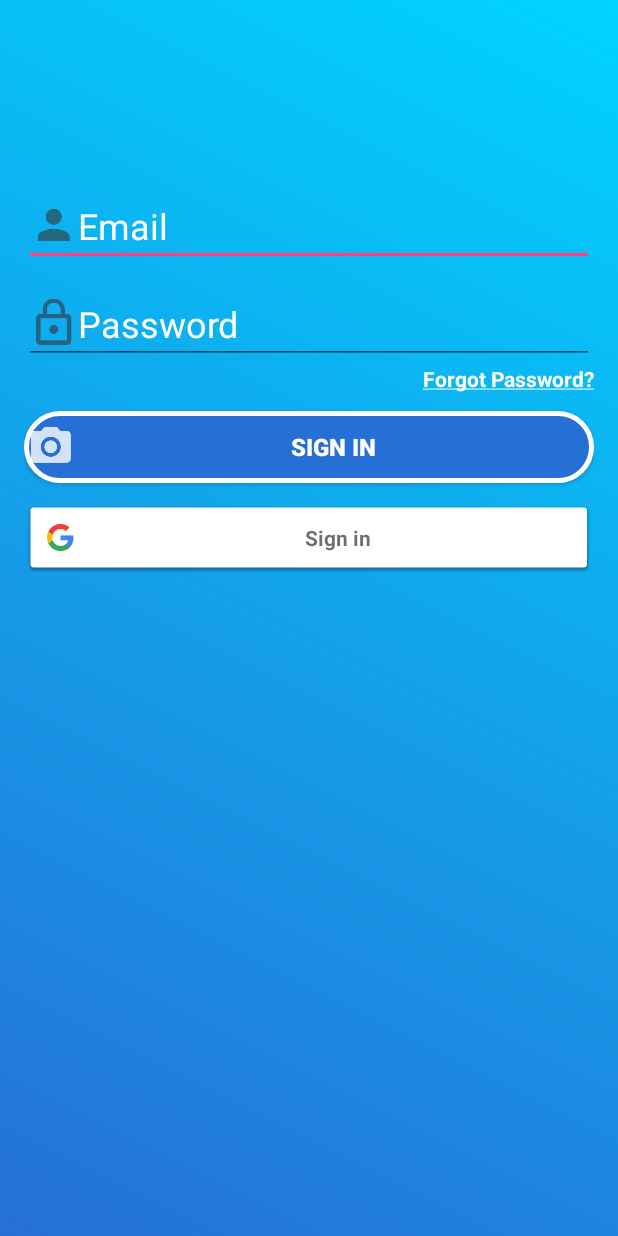
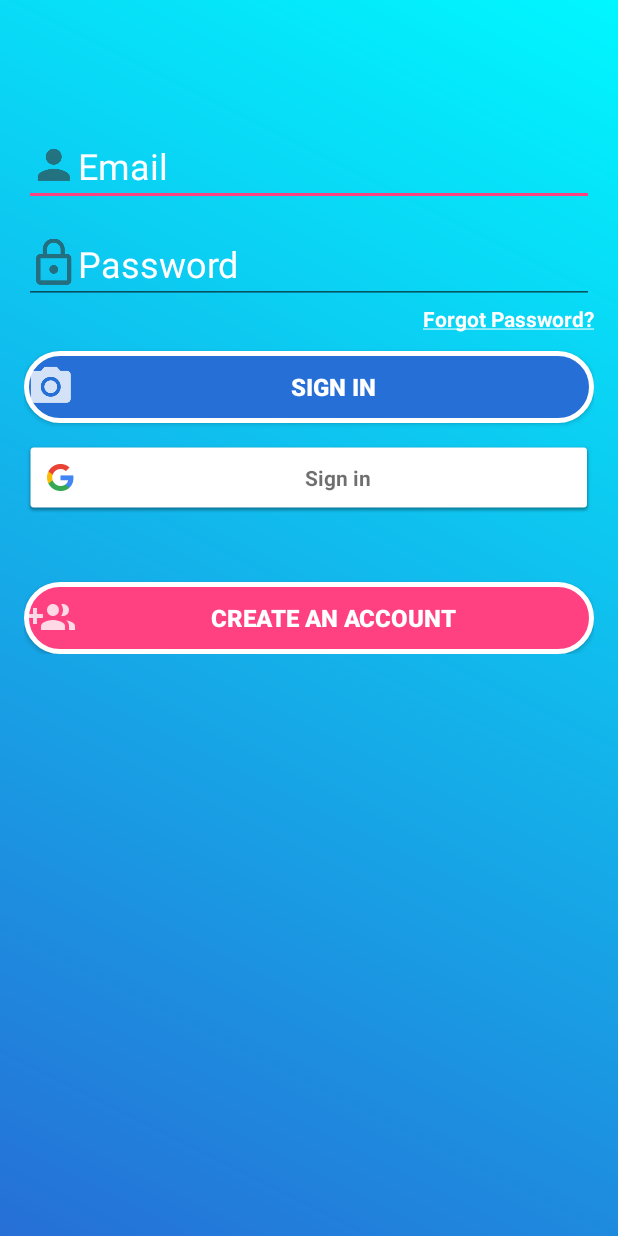
Before and after one commit to jevuu/e-ceipt, an Android app: the screen it shows after launch (MainActivity), on a phone screen of 412 x 824 dp. Run offline under Robolectric (Android 15) with nearby library versions, the phone set to English and light mode, and no system bars.

Commit message:
Initial Registration Support
Added Activity Switch, no functionality yet

```diff
--- a/app/build.gradle
+++ b/app/build.gradle
@@ -22,7 +22,7 @@ android {
         targetCompatibility 1.8
     }
 }
-//hghgh
+
 dependencies {
     implementation fileTree(dir: 'libs', include: ['*.jar'])
 
--- a/app/src/main/AndroidManifest.xml
+++ b/app/src/main/AndroidManifest.xml
@@ -1,7 +1,9 @@
 <?xml version="1.0" encoding="utf-8"?>
 <manifest xmlns:android="http://schemas.android.com/apk/res/android"
     package="com.example.d8.myapplication">
+
     <uses-permission android:name="android.permission.INTERNET" />
+
     <application
         android:allowBackup="true"
         android:icon="@mipmap/ic_launcher"
@@ -16,6 +18,7 @@
                 <category android:name="android.intent.category.LAUNCHER" />
             </intent-filter>
         </activity>
+        <activity android:name=".RegisterActivity"></activity>
     </application>
 
 </manifest>
--- a/app/src/main/java/com/example/d8/myapplication/MainActivity.java
+++ b/app/src/main/java/com/example/d8/myapplication/MainActivity.java
@@ -1,5 +1,6 @@
 package com.example.d8.myapplication;
 
+import android.content.Intent;
 import android.support.v7.app.ActionBar;
 import android.support.v7.app.AppCompatActivity;
 import android.os.Bundle;
@@ -25,6 +26,13 @@ public class MainActivity extends AppCompatActivity {
         passET = (EditText)findViewById(R.id.main_pwd);
     }
 
+    public void onRegister(View view){
+
+    Intent goToReg = new Intent(this, RegisterActivity.class);
+    startActivity(goToReg);
+
+
+    }
     public void onLogin(View view) {
         String userString = userET.getText().toString();
         String passString = ""; //passET.getText().toString();
--- /dev/null
+++ b/app/src/main/res/drawable/btn_roundcorner_alt.xml
@@ -0,0 +1,8 @@
+<shape xmlns:android="http://schemas.android.com/apk/res/android"
+    android:shape="rectangle">
+    <solid android:color="@color/colorAccent" />
+    <stroke
+        android:width="3dp"
+        android:color="@color/colorEceiptWhite"/>
+    <corners android:radius="25dp" />
+</shape>
--- a/app/src/main/res/layout/activity_main.xml
+++ b/app/src/main/res/layout/activity_main.xml
@@ -1,5 +1,6 @@
 <?xml version="1.0" encoding="utf-8"?>
 <ScrollView xmlns:android="http://schemas.android.com/apk/res/android"
+    xmlns:app="http://schemas.android.com/apk/res-auto"
     android:layout_width="match_parent"
     android:layout_height="match_parent"
     android:fillViewport="true">
@@ -16,13 +17,12 @@
     <LinearLayout
         android:layout_width="match_parent"
         android:layout_height="wrap_content"
-            android:layout_marginTop="64dp"
+        android:layout_marginTop="24dp"
         android:orientation="vertical"
         android:paddingBottom="32dp"
+        android:paddingTop="32dp"
         android:weightSum="4"
-            android:paddingTop="32dp"
         app:layout_constraintEnd_toEndOf="parent"
-            app:layout_constraintHorizontal_bias="0.781"
         app:layout_constraintLeft_toLeftOf="parent"
         app:layout_constraintRight_toRightOf="parent"
         app:layout_constraintStart_toStartOf="parent"
@@ -37,7 +37,7 @@
             android:ems="10"
             android:hint="@string/main_hint_uid"
             android:inputType="textPersonName"
-                android:singleLine="true"
+            android:singleLine="false"
             android:textColor="@color/colorEceiptWhite"
             android:textColorHint="@color/colorEceiptWhite"
             android:textSize="24sp" />
@@ -70,6 +70,7 @@
             android:id="@+id/main_btn_login"
             android:layout_width="match_parent"
             android:layout_height="match_parent"
+            android:layout_gravity="center"
             android:layout_marginTop="12dp"
             android:background="@drawable/btn_roundcorner"
             android:drawableStart="@drawable/ic_main_logo"
@@ -77,6 +78,7 @@
             android:padding="2dp"
             android:paddingBottom="12dp"
             android:text="@string/main_login"
+            android:textAlignment="center"
             android:textColor="@android:color/background_light"
             android:textSize="16sp"
             android:textStyle="bold" />
@@ -96,6 +98,24 @@
 
         </LinearLayout>
 
+        <Button
+            android:id="@+id/main_btn_reg"
+            android:layout_width="match_parent"
+            android:layout_height="match_parent"
+            android:layout_gravity="center"
+            android:layout_marginTop="45dp"
+            android:background="@drawable/btn_roundcorner_alt"
+            android:drawableStart="@drawable/ic_main_reg"
+            android:elevation="14dp"
+            android:onClick="onRegister"
+            android:padding="2dp"
+            android:paddingBottom="12dp"
+            android:text="@string/main_Register"
+            android:textAlignment="center"
+            android:textColor="@android:color/background_light"
+            android:textSize="16sp"
+            android:textStyle="bold" />
+
     </LinearLayout>
 
 </android.support.constraint.ConstraintLayout>
--- a/app/src/main/res/values/colors.xml
+++ b/app/src/main/res/values/colors.xml
@@ -4,6 +4,6 @@
     <color name="colorPrimaryDark">#303f9f</color>
     <color name="colorAccent">#ff4081</color>
     <color name="colorEceiptBlue">#266fd6</color>
-    <color name="colorEceiptLightBlue">#00d4ff</color>
+    <color name="colorEceiptLightBlue">#00f7ff</color>
     <color name="colorEceiptWhite">#ffffff</color>
 </resources>
--- a/app/src/main/res/values/strings.xml
+++ b/app/src/main/res/values/strings.xml
@@ -4,6 +4,8 @@
     <string name="main_login">Sign In</string>
     <string name="main_hint_uid">Email</string>
     <string name="main_hint_pwd">Password</string>
-    <string name="main_Register">Create Account</string>
+    <string name="main_Register">Create An Account</string>
     <string name="main_fgtPass"> <u>Forgot Password?</u></string>
+
+
 </resources>
--- a/build.gradle
+++ b/build.gradle
@@ -9,7 +9,7 @@ buildscript {
     }
     dependencies {
         classpath 'com.android.tools.build:gradle:3.1.2'
-        classpath 'com.google.gms:google-services:3.3.0'
+        classpath 'com.google.gms:google-services:3.3.1'
 
     }
 }
```
Also changed, not shown: app/src/main/java/com/example/d8/myapplication/RegisterActivity.java (added, +13 -0 lines), app/src/main/res/layout/activity_register.xml (added, +9 -0 lines), app/src/main/res/drawable-hdpi/ic_main_reg.png (added), app/src/main/res/drawable-mdpi/ic_main_reg.png (added), app/src/main/res/drawable-xhdpi/ic_main_reg.png (added), app/src/main/res/drawable-xxhdpi/ic_main_reg.png (added). Lines whose indentation alone changed are shown as unchanged.
